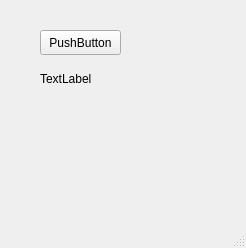
Old version of the form mainwindow.ui in the repository 5teveLAN/mqtime.
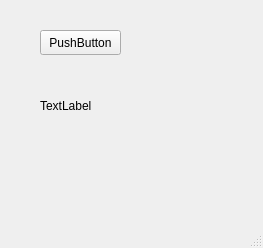
New version of the form.

The edit to the form file:
```diff
--- a/mainwindow.ui
+++ b/mainwindow.ui
@@ -6,7 +6,7 @@
    <rect>
     <x>0</x>
     <y>0</y>
-    <width>246</width>
+    <width>263</width>
     <height>248</height>
    </rect>
   </property>
@@ -19,8 +19,8 @@
      <rect>
       <x>40</x>
       <y>70</y>
-      <width>54</width>
-      <height>17</height>
+      <width>251</width>
+      <height>71</height>
      </rect>
     </property>
     <property name="text">
```
